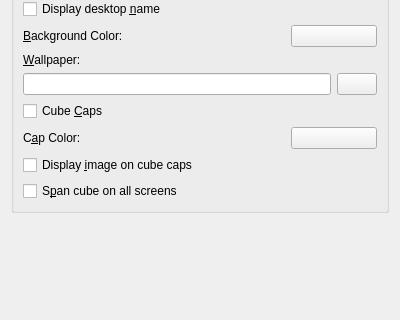
Above: effects/sphere_config.ui from KDE/kwin before the change; both pictures show x 0 to 400 and y 170 to 490 of the 400 by 490 pixel window. Below: the same form after it.
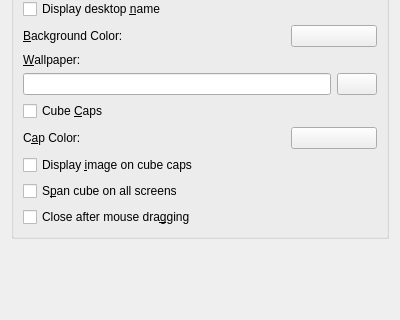
That is the form after the change. Custom widgets are drawn as their Qt base class.

Commit message: Option for Compiz like mouse dragging in cube effects. That is cube is closed on release of mouse button. Option is disabled by default.

```diff
--- a/effects/sphere_config.ui
+++ b/effects/sphere_config.ui
@@ -210,6 +210,13 @@
         </item>
        </layout>
       </item>
+      <item row="16" column="0" >
+       <widget class="QCheckBox" name="closeOnMouseReleaseBox" >
+        <property name="text" >
+         <string>Close after mouse dra&amp;gging</string>
+        </property>
+       </widget>
+      </item>
      </layout>
     </widget>
    </item>
```
The commit also changes 7 other files.
